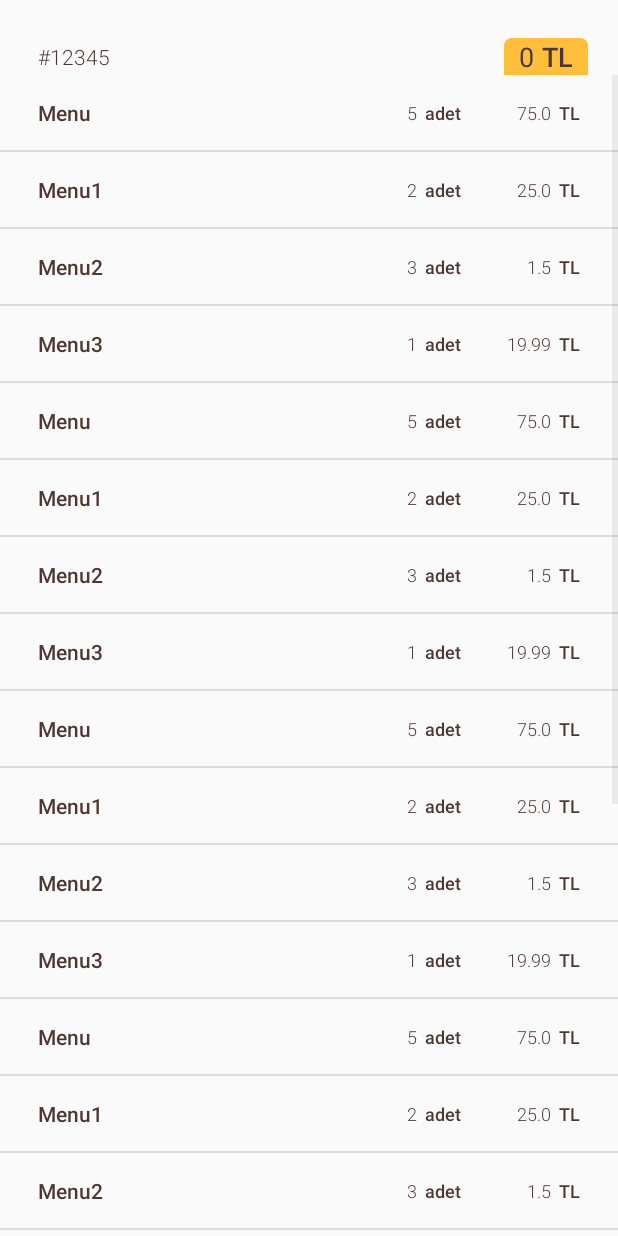
After one commit to Dactarium/Okul-proje-mobil, an Android app: the CurrentOrders screen opened directly, with no data from a screen before it, on a phone screen of 412 x 824 dp. The commit adds this screen. Run offline under Robolectric (Android 15) with nearby library versions, the phone set to English and light mode, and no system bars.

Commit message:
Design Update
+Created and Designed Order History And Current Orders

```diff
--- a/app/src/main/AndroidManifest.xml
+++ b/app/src/main/AndroidManifest.xml
@@ -9,7 +9,9 @@
         android:roundIcon="@mipmap/ic_launcher_round"
         android:supportsRtl="true"
         android:theme="@style/Theme.SiparişUygulaması">
-        <activity android:name=".Mainmenu"></activity>
+        <activity android:name=".accessed.CurrentOrders"></activity>
+        <activity android:name=".ready.OrderHistory" />
+        <activity android:name=".ready.Mainmenu" />
         <activity android:name=".launch.LoginScreen" />
         <activity android:name=".launch.LaunchScreen">
             <intent-filter>
@@ -18,7 +20,6 @@
                 <category android:name="android.intent.category.LAUNCHER" />
             </intent-filter>
         </activity>
-        <activity android:name=".MainActivity"></activity>
     </application>
 
 </manifest>
--- /dev/null
+++ b/app/src/main/java/com/eren/siparisuygulamasi/accessed/CurrentOrders.java
@@ -0,0 +1,51 @@
+package com.eren.siparisuygulamasi.accessed;
+
+import androidx.appcompat.app.AppCompatActivity;
+
+import android.os.Bundle;
+import android.widget.ListView;
+
+import com.eren.siparisuygulamasi.R;
+import com.eren.siparisuygulamasi.items.order.Order;
+import com.eren.siparisuygulamasi.items.order.OrderAdapter;
+
+import java.util.ArrayList;
+
+public class CurrentOrders extends AppCompatActivity {
+    ListView order_list;
+    @Override
+    protected void onCreate(Bundle savedInstanceState) {
+        super.onCreate(savedInstanceState);
+        setContentView(R.layout.activity_current_orders);
+
+        order_list = (ListView) findViewById(R.id.list_current_orders);
+
+        ArrayList<Order> orders = new ArrayList<Order>();
+        orders.add(new Order("Menu",5, 15));
+        orders.add(new Order("Menu1",2, 12.5f));
+        orders.add(new Order("Menu2",3, 0.50f));
+        orders.add(new Order("Menu3",1, 19.99f));
+        orders.add(new Order("Menu",5, 15));
+        orders.add(new Order("Menu1",2, 12.5f));
+        orders.add(new Order("Menu2",3, 0.50f));
+        orders.add(new Order("Menu3",1, 19.99f));
+        orders.add(new Order("Menu",5, 15));
+        orders.add(new Order("Menu1",2, 12.5f));
+        orders.add(new Order("Menu2",3, 0.50f));
+        orders.add(new Order("Menu3",1, 19.99f));
+        orders.add(new Order("Menu",5, 15));
+        orders.add(new Order("Menu1",2, 12.5f));
+        orders.add(new Order("Menu2",3, 0.50f));
+        orders.add(new Order("Menu3",1, 19.99f));
+        orders.add(new Order("Menu",5, 15));
+        orders.add(new Order("Menu1",2, 12.5f));
+        orders.add(new Order("Menu2",3, 0.50f));
+        orders.add(new Order("Menu3",1, 19.99f));
+        orders.add(new Order("Menu",5, 15));
+        orders.add(new Order("Menu1",2, 12.5f));
+        orders.add(new Order("Menu2",3, 0.50f));
+        orders.add(new Order("Menu3",1, 19.99f));
+        OrderAdapter adapter = new OrderAdapter(this, orders);
+        order_list.setAdapter(adapter);
+    }
+}
--- /dev/null
+++ b/app/src/main/java/com/eren/siparisuygulamasi/items/order/Order.java
@@ -0,0 +1,20 @@
+package com.eren.siparisuygulamasi.items.order;
+
+public class Order {
+    String name;
+    int amount;
+    float price;
+    float total;
+
+    public Order(String name, int amount, float price) {
+        this.name = name;
+        this.amount = amount;
+        this.price = price;
+        this.total = amount * price;
+    }
+
+    public void setAmount(int amount) {
+        this.amount = amount;
+        total = price * amount;
+    }
+}
--- /dev/null
+++ b/app/src/main/java/com/eren/siparisuygulamasi/items/order/OrderAdapter.java
@@ -0,0 +1,38 @@
+package com.eren.siparisuygulamasi.items.order;
+
+import android.content.Context;
+import android.view.LayoutInflater;
+import android.view.View;
+import android.view.ViewGroup;
+import android.widget.ArrayAdapter;
+import android.widget.TextView;
+
+
+import com.eren.siparisuygulamasi.R;
+
+import java.util.ArrayList;
+
+public class OrderAdapter extends ArrayAdapter<Order> {
+    public OrderAdapter(Context context, ArrayList<Order> orders){
+        super(context, 0, orders);
+    }
+
+    public View getView(int position, View convertView, ViewGroup parent) {
+
+        Order order = getItem(position);
+
+        if (convertView == null) {
+            convertView = LayoutInflater.from(getContext()).inflate(R.layout.item_order, parent, false);
+        }
+
+        TextView menu_name_text = (TextView) convertView.findViewById(R.id.text_menu_name);
+        TextView amount_text = (TextView) convertView.findViewById(R.id.text_amount);
+        TextView subtotal_text = (TextView) convertView.findViewById(R.id.text_subtotal);
+
+        menu_name_text.setText(order.name);
+        amount_text.setText(Integer.toString(order.amount));
+        subtotal_text.setText(Float.toString(order.total));
+
+        return convertView;
+    }
+}
--- a/app/src/main/java/com/eren/siparisuygulamasi/launch/LoginScreen.java
+++ b/app/src/main/java/com/eren/siparisuygulamasi/launch/LoginScreen.java
@@ -9,7 +9,7 @@ import android.view.View;
 import android.widget.Button;
 import android.widget.TextView;
 
-import com.eren.siparisuygulamasi.Mainmenu;
+import com.eren.siparisuygulamasi.ready.Mainmenu;
 import com.eren.siparisuygulamasi.R;
 
 public class LoginScreen extends AppCompatActivity {
--- /dev/null
+++ b/app/src/main/res/drawable/box_top.xml
@@ -0,0 +1,7 @@
+<?xml version="1.0" encoding="utf-8"?>
+<shape xmlns:android="http://schemas.android.com/apk/res/android">
+    <solid android:color="@color/primary_color"/>
+    <corners
+        android:topLeftRadius="5dp"
+        android:topRightRadius="5dp"/>
+</shape>
--- /dev/null
+++ b/app/src/main/res/drawable/ic_back.xml
@@ -0,0 +1,5 @@
+<vector android:height="30dp" android:tint="#404040"
+    android:viewportHeight="24" android:viewportWidth="24"
+    android:width="30dp" xmlns:android="http://schemas.android.com/apk/res/android">
+    <path android:fillColor="@android:color/white" android:pathData="M17.77,3.77l-1.77,-1.77l-10,10l10,10l1.77,-1.77l-8.23,-8.23z"/>
+</vector>
--- /dev/null
+++ b/app/src/main/res/layout/activity_current_orders.xml
@@ -0,0 +1,67 @@
+<?xml version="1.0" encoding="utf-8"?>
+<androidx.constraintlayout.widget.ConstraintLayout xmlns:android="http://schemas.android.com/apk/res/android"
+    xmlns:app="http://schemas.android.com/apk/res-auto"
+    xmlns:tools="http://schemas.android.com/tools"
+    android:layout_width="match_parent"
+    android:layout_height="match_parent"
+    tools:context=".accessed.CurrentOrders">
+
+    <TextView
+        android:id="@+id/text_order_code"
+        android:layout_width="wrap_content"
+        android:layout_height="wrap_content"
+        android:layout_marginStart="25dp"
+        android:fontFamily="sans-serif-light"
+        android:text="#12345"
+        android:textColor="@color/text_color"
+        app:layout_constraintBottom_toBottomOf="@+id/text_currency"
+        app:layout_constraintStart_toStartOf="parent"
+        app:layout_constraintTop_toTopOf="@+id/text_currency" />
+
+    <View
+        android:id="@+id/background_total"
+        android:layout_width="0dp"
+        android:layout_height="0dp"
+        android:background="@drawable/box_top"
+        app:layout_constraintBottom_toBottomOf="@+id/text_currency"
+        app:layout_constraintEnd_toEndOf="@+id/text_currency"
+        app:layout_constraintStart_toStartOf="@+id/text_total"
+        app:layout_constraintTop_toTopOf="@+id/text_currency" />
+
+    <TextView
+        android:id="@+id/text_total"
+        android:layout_width="wrap_content"
+        android:layout_height="wrap_content"
+        android:layout_marginEnd="5dp"
+        android:paddingLeft="10dp"
+        android:text="0"
+        android:textColor="@color/text_color"
+        android:textSize="18sp"
+        app:layout_constraintBottom_toBottomOf="@+id/text_currency"
+        app:layout_constraintEnd_toStartOf="@+id/text_currency"
+        app:layout_constraintTop_toTopOf="@+id/text_currency" />
+
+    <TextView
+        android:id="@+id/text_currency"
+        android:layout_width="wrap_content"
+        android:layout_height="wrap_content"
+        android:layout_marginTop="25dp"
+        android:layout_marginEnd="20dp"
+        android:fontFamily="sans-serif-medium"
+        android:paddingRight="10dp"
+        android:text="TL"
+        android:textColor="@color/text_color"
+        android:textSize="18sp"
+        app:layout_constraintEnd_toEndOf="parent"
+        app:layout_constraintTop_toTopOf="parent" />
+
+    <ListView
+        android:id="@+id/list_current_orders"
+        android:layout_width="0dp"
+        android:layout_height="0dp"
+        app:layout_constraintBottom_toBottomOf="parent"
+        app:layout_constraintEnd_toEndOf="parent"
+        app:layout_constraintStart_toStartOf="parent"
+        app:layout_constraintTop_toBottomOf="@+id/text_currency" />
+
+</androidx.constraintlayout.widget.ConstraintLayout>
--- a/app/src/main/res/layout/activity_mainmenu.xml
+++ b/app/src/main/res/layout/activity_mainmenu.xml
@@ -4,7 +4,7 @@
     xmlns:tools="http://schemas.android.com/tools"
     android:layout_width="match_parent"
     android:layout_height="match_parent"
-    tools:context=".Mainmenu">
+    tools:context=".ready.Mainmenu">
 
     <ImageButton
         android:id="@+id/button_menu"
--- /dev/null
+++ b/app/src/main/res/layout/item_order.xml
@@ -0,0 +1,76 @@
+<?xml version="1.0" encoding="utf-8"?>
+<androidx.constraintlayout.widget.ConstraintLayout
+    xmlns:android="http://schemas.android.com/apk/res/android"
+    xmlns:app="http://schemas.android.com/apk/res-auto"
+    xmlns:tools="http://schemas.android.com/tools"
+    android:layout_width="match_parent"
+    android:layout_height="match_parent">
+
+    <TextView
+        android:id="@+id/text_menu_name"
+        android:layout_width="wrap_content"
+        android:layout_height="wrap_content"
+        android:layout_marginStart="25dp"
+        android:layout_marginTop="15dp"
+        android:layout_marginBottom="15dp"
+        android:fontFamily="sans-serif-medium"
+        android:text="Menu name"
+        android:textColor="@color/text_color"
+        android:textSize="14sp"
+        app:layout_constraintBottom_toBottomOf="parent"
+        app:layout_constraintStart_toStartOf="parent"
+        app:layout_constraintTop_toTopOf="parent" />
+
+    <TextView
+        android:id="@+id/text_amount"
+        android:layout_width="wrap_content"
+        android:layout_height="wrap_content"
+        android:layout_marginEnd="5dp"
+        android:fontFamily="sans-serif-light"
+        android:text="0"
+        android:textColor="@color/text_color"
+        android:textSize="12sp"
+        app:layout_constraintBottom_toBottomOf="@+id/text_amount_unit"
+        app:layout_constraintEnd_toStartOf="@+id/text_amount_unit"
+        app:layout_constraintTop_toTopOf="@+id/text_amount_unit" />
+
+    <TextView
+        android:id="@+id/text_amount_unit"
+        android:layout_width="wrap_content"
+        android:layout_height="wrap_content"
+        android:layout_marginEnd="60dp"
+        android:fontFamily="sans-serif-medium"
+        android:text="adet"
+        android:textColor="@color/text_color"
+        android:textSize="12sp"
+        app:layout_constraintBottom_toBottomOf="@+id/text_menu_name"
+        app:layout_constraintEnd_toEndOf="@+id/text_subtotal"
+        app:layout_constraintTop_toTopOf="@+id/text_menu_name" />
+
+    <TextView
+        android:id="@+id/text_subtotal"
+        android:layout_width="wrap_content"
+        android:layout_height="wrap_content"
+        android:layout_marginEnd="5dp"
+        android:fontFamily="sans-serif-light"
+        android:text="0"
+        android:textColor="@color/text_color"
+        android:textSize="12sp"
+        app:layout_constraintBottom_toBottomOf="@+id/text_currency"
+        app:layout_constraintEnd_toStartOf="@+id/text_currency"
+        app:layout_constraintTop_toTopOf="@+id/text_currency" />
+
+    <TextView
+        android:id="@+id/text_currency"
+        android:layout_width="wrap_content"
+        android:layout_height="wrap_content"
+        android:layout_marginEnd="25dp"
+        android:fontFamily="sans-serif-medium"
+        android:text="TL"
+        android:textColor="@color/text_color"
+        android:textSize="12sp"
+        app:layout_constraintBottom_toBottomOf="@+id/text_menu_name"
+        app:layout_constraintEnd_toEndOf="parent"
+        app:layout_constraintTop_toTopOf="@+id/text_menu_name" />
+
+</androidx.constraintlayout.widget.ConstraintLayout>
```
Also changed, not shown: app/src/main/java/com/eren/siparisuygulamasi/MainActivity.java (deleted, +0 -14 lines), app/src/main/java/com/eren/siparisuygulamasi/items/history/History.java (added, +15 -0 lines), app/src/main/java/com/eren/siparisuygulamasi/items/history/HistoryAdapter.java (added, +39 -0 lines), app/src/main/java/com/eren/siparisuygulamasi/ready/Mainmenu.java (renamed from app/src/main/java/com/eren/siparisuygulamasi/Mainmenu.java, +25 -4 lines), app/src/main/java/com/eren/siparisuygulamasi/ready/OrderHistory.java (added, +55 -0 lines), app/src/main/res/layout/activity_main.xml (deleted, +0 -18 lines), app/src/main/res/layout/activity_order_history.xml (added, +45 -0 lines), app/src/main/res/layout/item_history.xml (added, +84 -0 lines).
